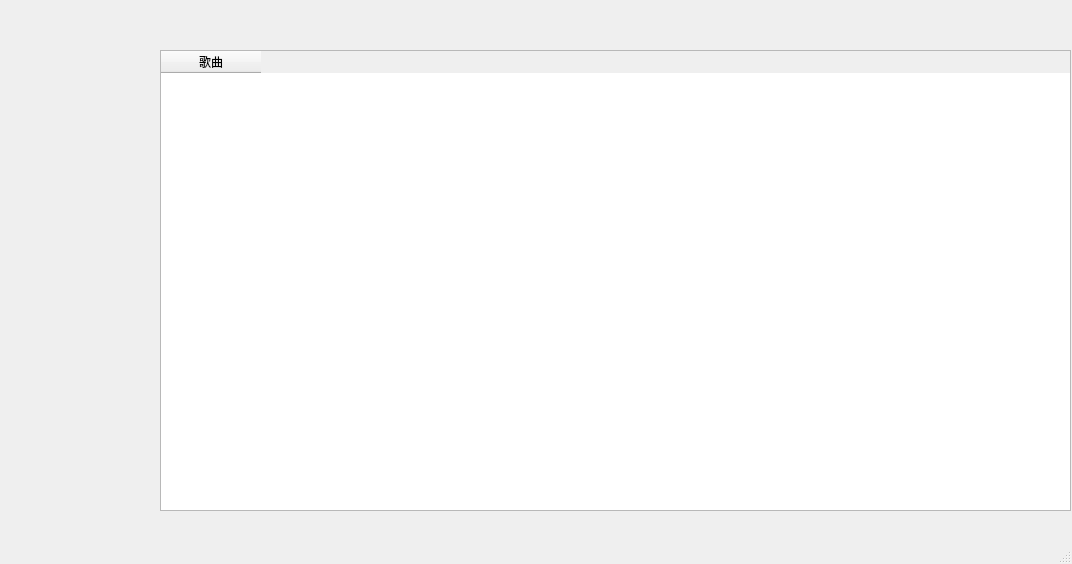
Sugar0612/music-player, file mainwindow.ui: the form before one commit.
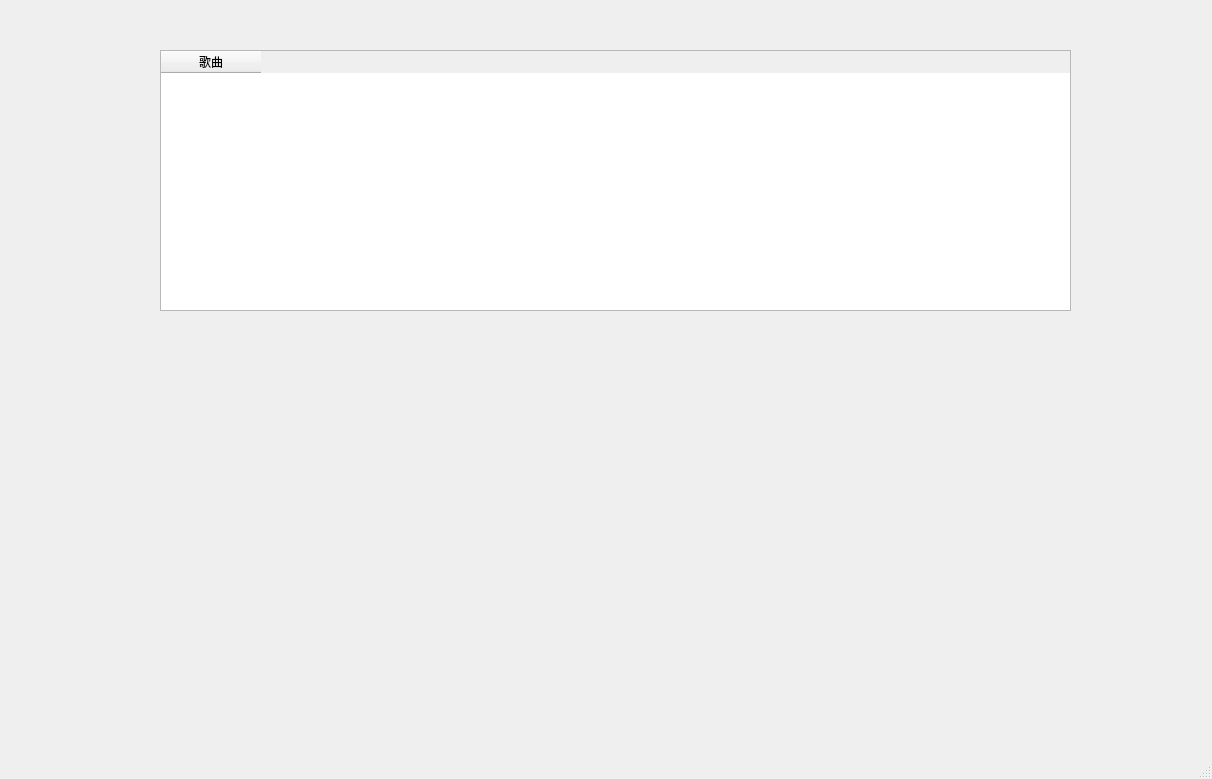
The form after the commit.

The edit to the form file:
```diff
--- a/mainwindow.ui
+++ b/mainwindow.ui
@@ -6,8 +6,8 @@
    <rect>
     <x>0</x>
     <y>0</y>
-    <width>1072</width>
-    <height>564</height>
+    <width>1212</width>
+    <height>779</height>
    </rect>
   </property>
   <property name="windowTitle">
@@ -20,9 +20,12 @@
       <x>160</x>
       <y>50</y>
       <width>911</width>
-      <height>461</height>
+      <height>261</height>
      </rect>
     </property>
+    <property name="gridStyle">
+     <enum>Qt::DotLine</enum>
+    </property>
     <column>
      <property name="text">
       <string>歌曲</string>
```
Left out of the diff: 2 changed lines with no effect on the pictures.
